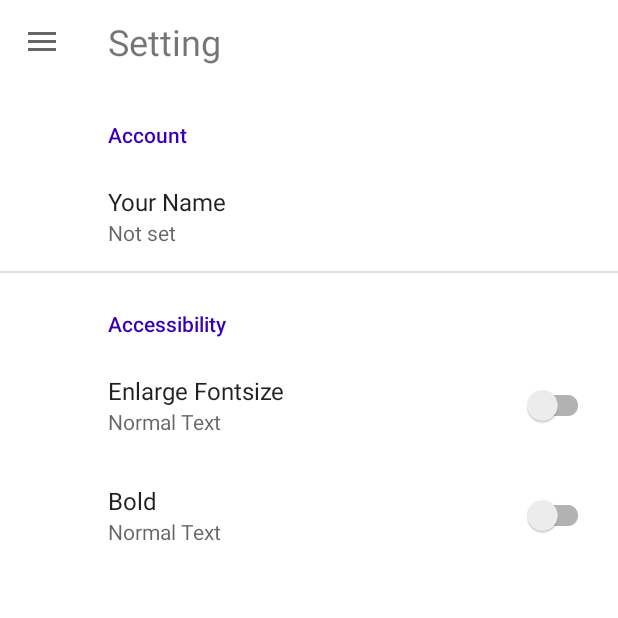
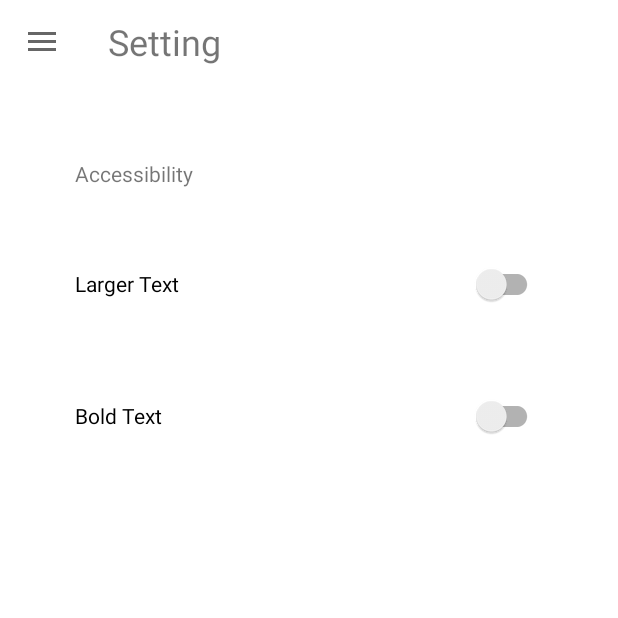
Before and after one commit to KaiBytes/App_FlyNerd, an Android app: the SettingsActivity screen opened directly, with no data from a screen before it, on a phone screen of 412 x 824 dp, the top half of it. Run offline under Robolectric (Android 15) with nearby library versions, the phone set to English and light mode, and no system bars.

Commit message:
change fontsize and textstyle in  with switch

```diff
--- a/app/src/main/java/no/uio/in2000/team16/flynerd/uidesign/SettingsActivity.kt
+++ b/app/src/main/java/no/uio/in2000/team16/flynerd/uidesign/SettingsActivity.kt
@@ -1,36 +1,42 @@
 package no.uio.in2000.team16.flynerd.uidesign
 
+import android.content.ClipData
 import android.content.Intent
+import android.graphics.Color
+import android.graphics.Typeface
 import android.os.Bundle
+import android.util.TypedValue
 import android.view.Menu
 import android.view.MenuItem
 import android.view.View
+import android.widget.CompoundButton
+import android.widget.Switch
 import android.widget.TextView
+import android.widget.Toast
 import androidx.appcompat.app.ActionBarDrawerToggle
 import androidx.appcompat.app.AppCompatActivity
+import androidx.appcompat.widget.SwitchCompat
 import androidx.appcompat.widget.Toolbar
 import androidx.core.view.GravityCompat
 import androidx.drawerlayout.widget.DrawerLayout
-import androidx.preference.PreferenceFragmentCompat
 import com.google.android.material.navigation.NavigationView
 import no.uio.in2000.team16.flynerd.MapActivity
 import no.uio.in2000.team16.flynerd.R
 
 
-class SettingsActivity : AppCompatActivity() , NavigationView.OnNavigationItemSelectedListener{
+class SettingsActivity : AppCompatActivity(), NavigationView.OnNavigationItemSelectedListener {
     var drawerLayout: DrawerLayout? = null
     var navigationView: NavigationView? = null
     var toolbar: Toolbar? = null
     var menu: Menu? = null
+
+
+    var switch2: Switch? = null
+
     override fun onCreate(savedInstanceState: Bundle?) {
         super.onCreate(savedInstanceState)
         setContentView(R.layout.settings_activity)
-        if (savedInstanceState == null) {
-            supportFragmentManager
-                .beginTransaction()
-                .replace(R.id.settings, SettingsFragment())
-                .commit()
-        }
+
         supportActionBar?.setDisplayHomeAsUpEnabled(true)
         drawerLayout = findViewById(R.id.drawer_layout)
         navigationView = findViewById(R.id.nav_view)
@@ -57,12 +63,38 @@ class SettingsActivity : AppCompatActivity() , NavigationView.OnNavigationItemSe
         navigationView?.setCheckedItem(R.id.Setting)
 
 
-    }
+        val setting_tv1: TextView = findViewById(R.id.tv_setting)
+        val mySwitch: SwitchCompat = findViewById(R.id.switch1)
+        val mySwitch2: SwitchCompat = findViewById(R.id.switch2)
+        mySwitch.setOnCheckedChangeListener(CompoundButton.OnCheckedChangeListener { buttonView, isChecked ->
+            if (isChecked) {
+                // If the switch button is on
+                setting_tv1.setTextSize(TypedValue.COMPLEX_UNIT_SP, 30f);
+                mySwitch.setTextSize(TypedValue.COMPLEX_UNIT_SP, 30f);
+                mySwitch2.setTextSize(TypedValue.COMPLEX_UNIT_SP, 30f);
+            } else {
+                // If the switch button is off
+                setting_tv1.setTextSize(TypedValue.COMPLEX_UNIT_SP, 20f);
+                mySwitch.setTextSize(TypedValue.COMPLEX_UNIT_SP, 20f);
+                mySwitch2.setTextSize(TypedValue.COMPLEX_UNIT_SP, 20f);
 
-    class SettingsFragment : PreferenceFragmentCompat() {
-        override fun onCreatePreferences(savedInstanceState: Bundle?, rootKey: String?) {
-            setPreferencesFromResource(R.xml.root_preferences, rootKey)
-        }
+            }
+        })
+
+        mySwitch2.setOnCheckedChangeListener(CompoundButton.OnCheckedChangeListener { buttonView, isChecked ->
+            if (isChecked) {
+                // If the switch button is on
+                setting_tv1.setTypeface(null, Typeface.BOLD);
+                mySwitch.setTypeface(null, Typeface.BOLD);
+                mySwitch2.setTypeface(null, Typeface.BOLD);
+            } else {
+                // If the switch button is off
+                setting_tv1.setTypeface(null, Typeface.NORMAL);
+                mySwitch.setTypeface(null, Typeface.NORMAL);
+                mySwitch2.setTypeface(null, Typeface.NORMAL);
+
+            }
+        })
     }
 
     override fun onBackPressed() {
--- a/app/src/main/res/layout/settings_activity.xml
+++ b/app/src/main/res/layout/settings_activity.xml
@@ -8,10 +8,13 @@
     android:fitsSystemWindows="true"
     tools:context=".uidesign.SettingsActivity"
     tools:openDrawer="start">
+
     <LinearLayout
         android:layout_width="match_parent"
         android:layout_height="match_parent"
         android:orientation="vertical"
+
+
         >
         <!-- toolbar -->
         <androidx.appcompat.widget.Toolbar
@@ -19,28 +22,53 @@
             android:layout_width="match_parent"
             android:layout_height="wrap_content"
             android:minHeight="?attr/actionBarSize"
-            android:src="@drawable/ic_baseline_menu_24" >
+            android:src="@drawable/ic_baseline_menu_24">
+
             <TextView
                 android:id="@+id/toolbarTextView"
                 android:layout_width="wrap_content"
                 android:layout_height="wrap_content"
-                android:textSize="24sp"
-                />
+                android:textSize="24sp" />
         </androidx.appcompat.widget.Toolbar>
-        <FrameLayout
-            android:id="@+id/settings"
+
+        <LinearLayout
             android:layout_width="match_parent"
-            android:layout_height="match_parent" />
+            android:layout_height="match_parent"
+            android:orientation="vertical"
+            android:padding="50dp"
+
+            >
+
+            <TextView
+                android:id="@+id/tv_setting"
+                android:layout_width="wrap_content"
+                android:layout_height="wrap_content"
+                android:text="Accessibility" />
+
+            <androidx.appcompat.widget.SwitchCompat
+                android:id="@+id/switch1"
+                android:layout_width="match_parent"
+                android:layout_height="wrap_content"
+                android:layout_marginTop="40dp"
+                android:text="Larger Text" />
+
+            <androidx.appcompat.widget.SwitchCompat
+                android:id="@+id/switch2"
+                android:layout_width="match_parent"
+                android:layout_height="wrap_content"
+                android:layout_marginTop="40dp"
+                android:text="Bold Text" />
+        </LinearLayout>
 
     </LinearLayout>
 
     <com.google.android.material.navigation.NavigationView
         android:id="@+id/nav_view"
+        android:layout_width="wrap_content"
+        android:layout_height="match_parent"
         android:layout_gravity="start"
-        android:layout_height="match_parent"
-        android:layout_width="wrap_content"
         app:headerLayout="@layout/header"
-        app:menu="@menu/main_menu" >
+        app:menu="@menu/main_menu">
 
     </com.google.android.material.navigation.NavigationView>
 
--- a/app/src/main/res/xml/root_preferences.xml
+++ /dev/null
@@ -1,31 +0,0 @@
-<PreferenceScreen xmlns:app="http://schemas.android.com/apk/res-auto">
-
-    <PreferenceCategory app:title="Account">
-
-        <EditTextPreference
-            app:key="signature"
-            app:title="Your Name"
-            app:useSimpleSummaryProvider="true" />
-
-
-    </PreferenceCategory>
-
-    <PreferenceCategory app:title="Accessibility">
-
-        <SwitchPreferenceCompat
-            app:key="sync"
-            app:summaryOff="Normal Text "
-            app:summaryOn="Larger Text"
-            app:title="Enlarge Fontsize" />
-
-        <SwitchPreferenceCompat
-
-            app:key="attachment"
-            app:summaryOff="Normal Text"
-            app:summaryOn="Bold Text"
-            app:title="Bold" />
-
-    </PreferenceCategory>
-
-
-</PreferenceScreen>
```
